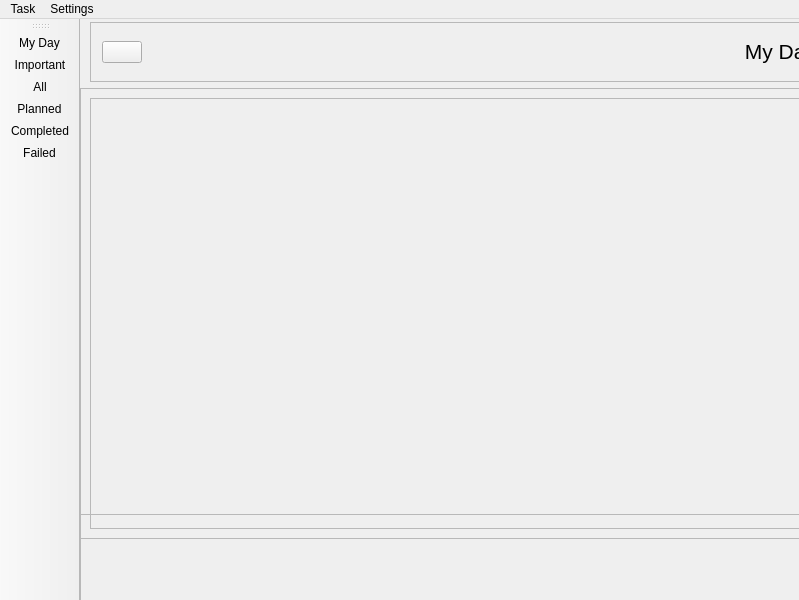
The window that ToDoList.ui (Maksymr0906/ToDoList) describes before a commit, drawn with Qt 5.
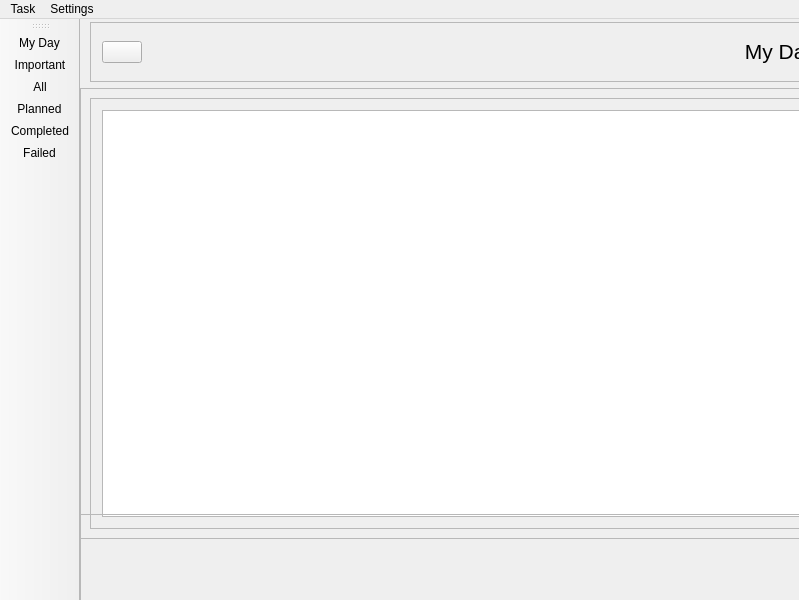
The same window after the commit. Icons and pictures are not drawn.

Commit message: add taskTable class

Patch:
```diff
--- a/ToDoList.ui
+++ b/ToDoList.ui
@@ -159,17 +159,7 @@
       </property>
       <layout class="QVBoxLayout" name="verticalLayout">
        <item>
-        <spacer name="verticalSpacer">
-         <property name="orientation">
-          <enum>Qt::Vertical</enum>
-         </property>
-         <property name="sizeHint" stdset="0">
-          <size>
-           <width>20</width>
-           <height>40</height>
-          </size>
-         </property>
-        </spacer>
+        <widget class="QTableView" name="tableView"/>
        </item>
       </layout>
      </widget>
```
The commit also changes 3 other files.
